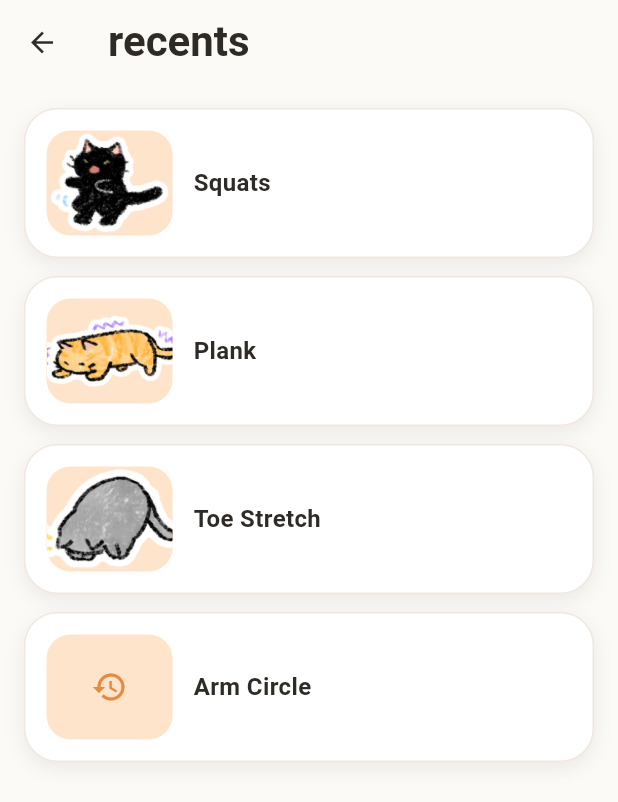
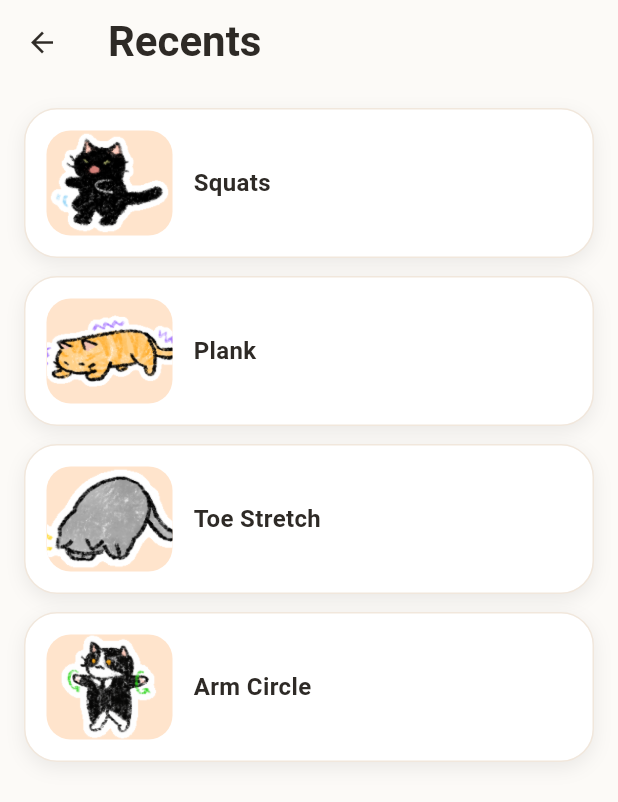
Before and after one commit to gencsis/wics_hackathon2026, a Flutter app: the RecentsScreen screen opened directly, on a phone screen of 412 x 824 dp. Shown: the top 802 px of the screen. Run offline on Flutter 3.47's test engine with Material 3 defaults, Android fonts, the phone set to English and light mode, and no system bars; our stand-ins replace audioplayers, camera; missing offline and left inert: google_mlkit_pose_detection; Roboto replaces fonts that are missing (Sans Serif).

Commit message:
add more images to workout/stretch

```diff
--- a/workout_helper/lib/main.dart
+++ b/workout_helper/lib/main.dart
@@ -1,7 +1,6 @@
 import 'package:flutter/material.dart';
 import 'home_screen.dart';
 import 'app_colors.dart';
-
 import 'package:cathlete/camera_screen.dart';
 
 void main() {
--- a/workout_helper/lib/mock_data.dart
+++ b/workout_helper/lib/mock_data.dart
@@ -89,8 +89,8 @@ class MockData {
       type: 'stretch',
       mode: ExerciseMode.counted,
       tutorialText: 'Keep your arms extended and make controlled circles.',
-      imagePath: '',
-      gifPath: '',
+      imagePath: 'assets/images/armcircle_cat.png',
+      gifPath: 'assets/images/armcircle_cat.gif',
       sports: ['Basketball', 'Other'],
       badgeName: 'Arm Circle',
     ),
@@ -99,8 +99,8 @@ class MockData {
       type: 'workout',
       mode: ExerciseMode.counted,
       tutorialText: 'Step forward, keep balance, and lower carefully.',
-      imagePath: '',
-      gifPath: '',
+      imagePath: 'assets/images/lunges_cat.png',
+      gifPath: 'assets/images/lunges_cat.gif',
       sports: ['Soccer', 'Baseball'],
       badgeName: 'Lunge Legend',
     ),
@@ -109,7 +109,7 @@ class MockData {
       type: 'workout',
       mode: ExerciseMode.counted,
       tutorialText: 'Land softly and keep your core engaged.',
-      imagePath: '',
+      imagePath: 'assets/images/jumps_cat.png',
       gifPath: '',
       sports: ['Basketball'],
       badgeName: 'Jump Jet',
@@ -119,8 +119,8 @@ class MockData {
       type: 'stretch',
       mode: ExerciseMode.counted,
       tutorialText: 'Stretch gently and avoid shrugging your shoulders.',
-      imagePath: '',
-      gifPath: '',
+      imagePath: 'assets/images/shoulder_cat.png',
+      gifPath: 'assets/images/shoulder_cat.gif',
       sports: ['Baseball'],
       badgeName: 'Shoulder Saver',
     ),
--- a/workout_helper/lib/recents_screen.dart
+++ b/workout_helper/lib/recents_screen.dart
@@ -14,7 +14,7 @@ class RecentsScreen extends StatelessWidget {
           icon: const Icon(Icons.arrow_back),
           onPressed: () => Navigator.pop(context),
         ),
-        title: const Text('recents'),
+        title: const Text('Recents'),
       ),
       body: ListView.builder(
         padding: const EdgeInsets.all(16),
```
Also changed, not shown: workout_helper/assets/images/armcircle_cat.gif (added), workout_helper/assets/images/armcircle_cat.png (added), workout_helper/assets/images/lunges_cat.gif (added), workout_helper/assets/images/lunges_cat.png (added), workout_helper/assets/images/shoulder_cat.gif (added), workout_helper/assets/images/shoulder_cat.png (added), workout_helper/pubspec.lock, 1 other file.
